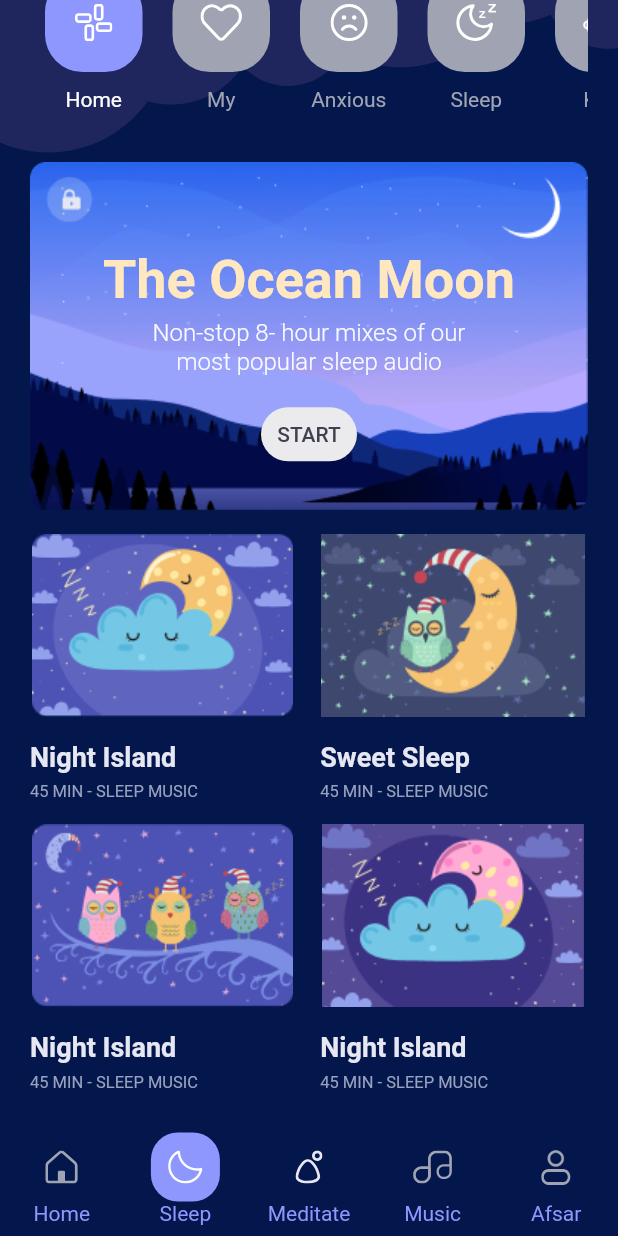
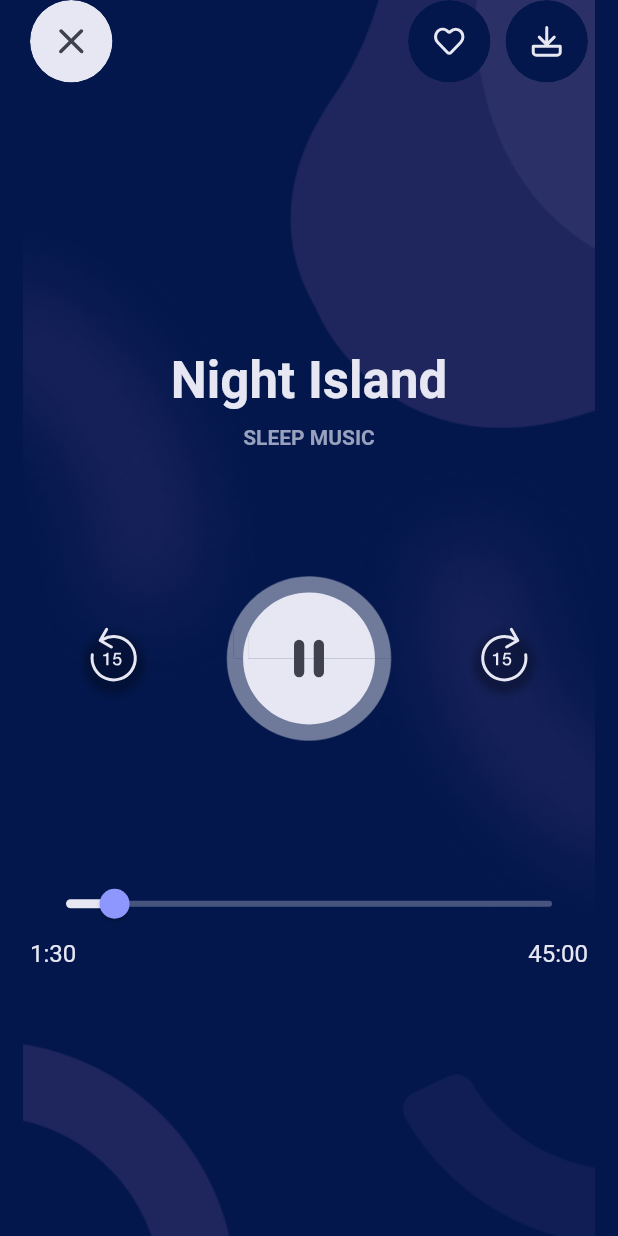
Before and after one commit to akashjpro/MeditationProject, a Flutter app: the MeditateScreen screen opened by its route, item 2 of the bottom bar chosen, scrolled down 153 dp, after a tap on "START", on a phone screen of 412 x 824 dp. Run offline on Flutter 3.47's test engine with Material 2 defaults, Android fonts, the light colour scheme and no system bars; our stand-ins replace flutter_svg, group_button; missing offline and left inert: charcode; Roboto replaces fonts that are missing (HelveticaNeue).

Commit message:
music screen

```diff
--- a/lib/presentation/router/routes.dart
+++ b/lib/presentation/router/routes.dart
@@ -3,6 +3,7 @@
 import 'package:flutter/material.dart';
 import 'package:meditation_app/core/exceptions/route_exception.dart';
 import 'package:meditation_app/presentation/screens/meditate/meditate.dart';
+import 'package:meditation_app/presentation/screens/music/music.dart';
 import 'package:meditation_app/presentation/screens/reminders/reminders_screen.dart';
 import 'package:meditation_app/presentation/screens/sign_up/sign_up_screen.dart';
 
@@ -12,7 +13,7 @@ class AppRouter {
   static const String signUp = '/';
   static const String reminders = '/reminders';
   static const String meditation = '/meditate';
-
+  static const String music = '/music';
   const AppRouter._();
 
   static Route<dynamic> onGenerateRoute(RouteSettings routeSettings) {
@@ -23,6 +24,8 @@ class AppRouter {
         return MaterialPageRoute(builder: (_) => RemindersScreen());
       case meditation:
         return MaterialPageRoute(builder: (_) => MeditateScreen());
+      case music:
+        return MaterialPageRoute(builder: (_) => MusicScreen());
       default:
         throw const RouteException('Route not found!');
     }
--- a/lib/presentation/screens/meditate/meditate.dart
+++ b/lib/presentation/screens/meditate/meditate.dart
@@ -1,5 +1,4 @@
 import 'package:flutter/material.dart';
-import 'package:flutter/services.dart';
 import 'package:flutter_staggered_grid_view/flutter_staggered_grid_view.dart';
 import 'package:meditation_app/core/constants/constants.dart';
 import 'package:meditation_app/core/themes/theme.dart';
--- a/lib/presentation/screens/music/music.dart
+++ b/lib/presentation/screens/music/music.dart
@@ -0,0 +1,176 @@
+import 'package:flutter/material.dart';
+import 'package:flutter_svg/svg.dart';
+import 'package:meditation_app/core/constants/constants.dart';
+import 'package:meditation_app/presentation/screens/shared/widgets/custom_navigate_button.dart';
+
+class MusicScreen extends StatefulWidget {
+  const MusicScreen({Key? key}) : super(key: key);
+
+  @override
+  _MusicScreenState createState() => _MusicScreenState();
+}
+
+class _MusicScreenState extends State<MusicScreen> {
+  double _currentSliderValue = 10;
+
+  @override
+  Widget build(BuildContext context) {
+    return Scaffold(
+      backgroundColor: Color(0xFF03174C),
+      body: Stack(
+        children: [
+          Container(
+            decoration: BoxDecoration(
+              image: DecorationImage(
+                image: AssetImage('assets/images/music_bg.png'),
+              ),
+            ),
+          ),
+          SafeArea(
+            child: Padding(
+              padding: const EdgeInsets.symmetric(horizontal: 20.0),
+              child: Column(
+                children: [
+                  Container(
+                    child: Row(
+                      mainAxisAlignment: MainAxisAlignment.spaceBetween,
+                      children: [
+                        CustomNavigateButton(
+                            iconPath: 'assets/icons/x.svg',
+                            color: Color(0xFFE6E7F2)),
+                        Row(
+                          children: [
+                            CustomNavigateButton(
+                                iconPath: 'assets/icons/heart.svg',
+                                color: Color(0xFF03174C)),
+                            Padding(
+                              padding: const EdgeInsets.only(left: 10.0),
+                              child: CustomNavigateButton(
+                                  iconPath: 'assets/icons/download.svg',
+                                  color: Color(0xFF03174C)),
+                            ),
+                          ],
+                        ),
+                      ],
+                    ),
+                  ),
+                  Spacer(flex: 1),
+                  Container(
+                    height: MediaQuery.of(context).size.height / 2,
+                    child: Column(
+                      mainAxisAlignment: MainAxisAlignment.spaceBetween,
+                      children: [
+                        Column(
+                          children: [
+                            Text(
+                              'Night Island',
+                              style: TextStyle(
+                                  color: Color(0xFFE6E7F2),
+                                  fontFamily: fontFamily,
+                                  fontSize: 34.0,
+                                  fontWeight: FontWeight.w700),
+                            ),
+                            SizedBox(height: 10.0),
+                            Text(
+                              'SLEEP MUSIC',
+                              style: TextStyle(
+                                  color: Color(0xFF98A1BD),
+                                  fontFamily: fontFamily,
+                                  fontSize: 14.0,
+                                  fontWeight: FontWeight.w700),
+                            ),
+                          ],
+                        ),
+                        Row(
+                          mainAxisAlignment: MainAxisAlignment.spaceAround,
+                          children: [
+                            ElevatedButton(
+                              onPressed: () {},
+                              child:
+                                  SvgPicture.asset('assets/icons/back_15s.svg'),
+                              style: ElevatedButton.styleFrom(
+                                  shape: CircleBorder(),
+                                  primary: Colors.transparent),
+                            ),
+                            InkWell(
+                              customBorder: CircleBorder(),
+                              onTap: () {
+                                print('Play tapped.');
+                              },
+                              child: Container(
+                                width: 110.0,
+                                height: 110.0,
+                                decoration: BoxDecoration(
+                                  color: Color(0xFFE6E7F2)
+                                      .withOpacity(0.25), // border color
+                                  shape: BoxShape.circle,
+                                ),
+                                child: SvgPicture.asset(
+                                    'assets/icons/pause_button.svg'), // inner content
+                              ),
+                            ),
+                            ElevatedButton(
+                              onPressed: () {},
+                              child: SvgPicture.asset(
+                                  'assets/icons/foward_15s.svg'),
+                              style: ElevatedButton.styleFrom(
+                                  shape: CircleBorder(),
+                                  primary: Colors.transparent),
+                            ),
+                          ],
+                        ),
+                        Column(
+                          children: [
+                            SliderTheme(
+                              data: SliderThemeData(
+                                  activeTrackColor: Color(0xFFE6E7F2),
+                                  thumbColor: Color(0xFF8E97FD),
+                                  thumbShape: RoundSliderThumbShape(
+                                      enabledThumbRadius: 10)),
+                              child: Slider(
+                                value: _currentSliderValue.toDouble(),
+                                min: 0.0,
+                                max: 100.0,
+                                //activeColor: Color(0xFFE6E7F2),
+                                inactiveColor: Color(0xFF47557E),
+                                onChanged: (double value) {
+                                  setState(() {
+                                    _currentSliderValue = value;
+                                  });
+                                },
+                              ),
+                            ),
+                            Row(
+                              mainAxisAlignment: MainAxisAlignment.spaceBetween,
+                              children: [
+                                Text(
+                                  '1:30',
+                                  style: TextStyle(
+                                      color: Color(0xFFE6E7F2),
+                                      fontSize: 16.0,
+                                      fontWeight: FontWeight.w400),
+                                ),
+                                Text(
+                                  '45:00',
+                                  style: TextStyle(
+                                      color: Color(0xFFE6E7F2),
+                                      fontSize: 16.0,
+                                      fontWeight: FontWeight.w400),
+                                ),
+                              ],
+                            ),
+                          ],
+                        ),
+                      ],
+                    ),
+                  ),
+                  Spacer(flex: 1),
+                ],
+              ),
+            ),
+          ),
+        ],
+      ),
+    );
+  }
+}
--- /dev/null
+++ b/lib/presentation/screens/shared/widgets/custom_navigate_button.dart
@@ -0,0 +1,31 @@
+import 'package:flutter/material.dart';
+import 'package:flutter_svg/flutter_svg.dart';
+
+class CustomNavigateButton extends StatelessWidget {
+  final String iconPath;
+  final Color color;
+  const CustomNavigateButton(
+      {Key? key, required this.iconPath, required this.color})
+      : super(key: key);
+
+  @override
+  Widget build(BuildContext context) {
+    return ClipOval(
+      child: InkWell(
+        onTap: () {
+          Navigator.pop(context);
+        },
+        child: Container(
+          alignment: Alignment.center,
+          height: 55,
+          width: 55,
+          decoration: BoxDecoration(
+              color: color,
+              shape: BoxShape.circle,
+              border: Border.all(color: color)),
+          child: SvgPicture.asset(iconPath),
+        ),
+      ),
+    );
+  }
+}
--- a/lib/presentation/screens/sign_up/sign_up_screen.dart
+++ b/lib/presentation/screens/sign_up/sign_up_screen.dart
@@ -3,6 +3,7 @@ import 'package:flutter/services.dart';
 import 'package:flutter_svg/flutter_svg.dart';
 
 import 'package:meditation_app/presentation/screens/shared/widgets/custom_button.dart';
+import 'package:meditation_app/presentation/screens/shared/widgets/custom_navigate_button.dart';
 import 'package:meditation_app/presentation/screens/sign_up/widgets/text_field_container.dart';
 
 class SignUpScreen extends StatefulWidget {
@@ -51,23 +52,9 @@ class _SignUpScreenState extends State<SignUpScreen> {
                     padding: const EdgeInsets.symmetric(horizontal: 20.0),
                     child: Align(
                       alignment: Alignment.centerLeft,
-                      child: ClipOval(
-                        child: InkWell(
-                          onTap: () {
-                            print('tapped');
-                          },
-                          child: Container(
-                            alignment: Alignment.center,
-                            height: 55,
-                            width: 55,
-                            decoration: BoxDecoration(
-                                shape: BoxShape.circle,
-                                border: Border.all(color: Color(0xFFEBEAEC))),
-                            child:
-                                SvgPicture.asset('assets/icons/back_arrow.svg'),
-                          ),
-                        ),
-                      ),
+                      child: CustomNavigateButton(
+                          iconPath: 'assets/icons/back_arrow.svg',
+                          color: Color(0xFFEBEAEC)),
                     ),
                   ),
                   Padding(
--- a/lib/presentation/screens/sleep/widgets/recommend_card.dart
+++ b/lib/presentation/screens/sleep/widgets/recommend_card.dart
@@ -45,7 +45,9 @@ class RecommendCard extends StatelessWidget {
           ),
           SizedBox(height: 15.0),
           TextButton(
-            onPressed: () {},
+            onPressed: () {
+              Navigator.pushNamed(context, '/music');
+            },
             child: Text('START'),
             style: TextButton.styleFrom(
               primary: Color(0xFF3F414E),
```
Also changed, not shown: assets/icons/x.svg (added), 34 other files.
